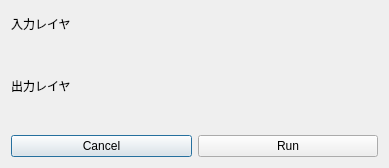
This is dem_to_csmap.ui in MIERUNE/csmap-qgis-plugin as Qt 5 draws it before an edit. The edited form follows.
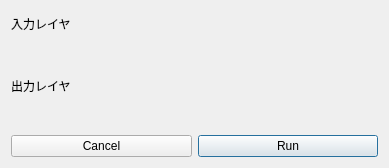
This is the edited form. Custom widgets are drawn as their Qt base class.

Commit message: エラーメッセージの修正，UIボタンのデフォルト変更

Patch:
```diff
--- a/dem_to_csmap.ui
+++ b/dem_to_csmap.ui
@@ -41,6 +41,9 @@
        <property name="text">
         <string>Cancel</string>
        </property>
+       <property name="autoDefault">
+        <bool>false</bool>
+       </property>
       </widget>
      </item>
      <item>
```
The commit also changes 1 other file.
